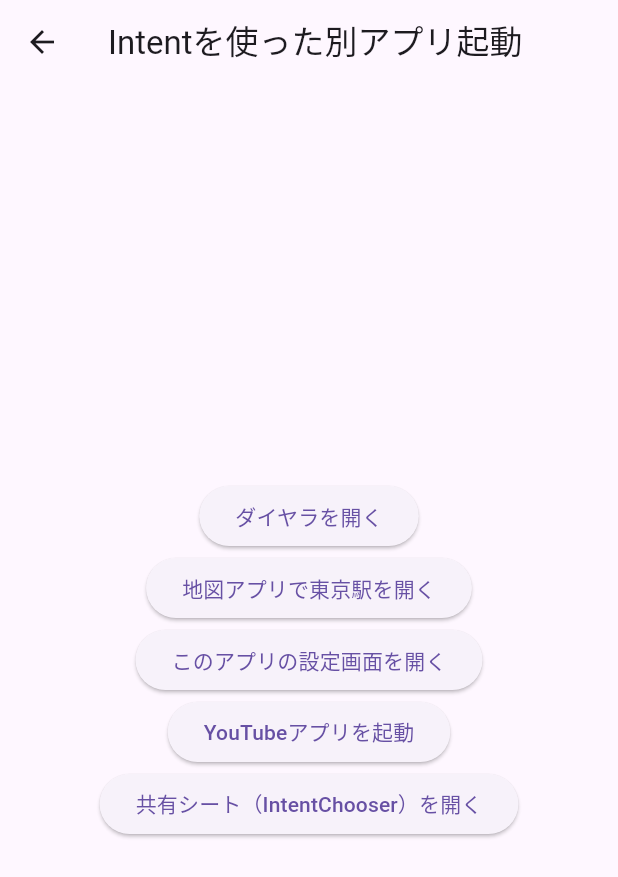
After one commit to sakata-yu/flutter_catalog_app, a Flutter app: the IntentPage screen opened by its route, after a tap on "地図アプリで東京駅を開く", on a phone screen of 412 x 824 dp. The commit adds this screen. Shown: the top 877 px of the screen. Run offline on Flutter 3.47's test engine with Material 3 defaults, Android fonts, the light colour scheme and no system bars; our stand-ins replace auto_route, camera, dio, flutter_hooks, flutter_map, flutter_svg and 9 more; missing offline and left inert: android_intent_plus; generated files the repository leaves out were written again.

Commit message:
201.インテントを使った別アプリの起動の実装

```diff
--- a/lib/core/config/catalog_items.dart
+++ b/lib/core/config/catalog_items.dart
@@ -72,9 +72,9 @@ class CatalogItems {
 
   static const List<CatalogItem> android = <CatalogItem>[
     CatalogItem(
-      title: '#201 インテントの起動',
+      title: '#201 インテントを使った別アプリの起動',
       detail: '他アプリとの連携',
-      route: CountRoute(),
+      route: IntentRoute(),
     ),
     CatalogItem(
       title: '#202 バックキー検出',
--- a/lib/core/router/app_router.dart
+++ b/lib/core/router/app_router.dart
@@ -23,6 +23,7 @@ import '../../features/catalog008/view/transition_my_page.dart';
 import '../../features/catalog008/view/transition_drawer_page.dart';
 import '../../features/catalog101/tutorial_page.dart';
 import '../../features/catalog102/responsive_page.dart';
+import '../../features/catalog201/intent_page.dart';
 
 part 'app_router.gr.dart'; // 自動生成ファイル
 
@@ -42,6 +43,7 @@ class AppRouter extends RootStackRouter {
         AutoRoute(page: TransitionRoute.page),
         AutoRoute(page: TutorialRoute.page),
         AutoRoute(page: ResponsiveRoute.page),
+        AutoRoute(page: IntentRoute.page),
 
         /// #008 画面遷移画面用
         AutoRoute(page: TransitionSimpleRoute.page),
--- /dev/null
+++ b/lib/features/catalog201/intent_page.dart
@@ -0,0 +1,109 @@
+import 'dart:io';
+
+import 'package:android_intent_plus/android_intent.dart';
+import 'package:android_intent_plus/flag.dart';
+import 'package:flutter/material.dart';
+import 'package:auto_route/auto_route.dart';
+import 'package:hooks_riverpod/hooks_riverpod.dart';
+
+@RoutePage()
+class IntentPage extends HookConsumerWidget {
+  const IntentPage({super.key});
+
+  void openDialer(String phone) {
+    runIfAndroid(() async {
+      final AndroidIntent intent = AndroidIntent(
+          action: 'android.intent.action.DIAL', data: 'tel:$phone');
+      await intent.launch();
+    });
+  }
+
+  void openMap(double lat, double lng, {String? label}) {
+    runIfAndroid(() async {
+      final String geo = label == null
+          ? 'geo:$lat,$lng'
+          : 'geo:$lat,$lng?q=${Uri.encodeComponent(label)}($lat,$lng)';
+      final AndroidIntent intent = AndroidIntent(
+        action: 'android.intent.action.VIEW',
+        data: geo,
+      );
+      await intent.launch();
+    });
+  }
+
+  void openAppSettings() {
+    runIfAndroid(() async {
+      const AndroidIntent intent = AndroidIntent(
+        action: 'android.settings.APPLICATION_DETAILS_SETTINGS',
+        data: 'package:com.example.catalog_app_flutter',
+        flags: <int>[Flag.FLAG_ACTIVITY_NEW_TASK],
+      );
+      await intent.launch();
+    });
+  }
+
+  void launchPackage(String packageName) {
+    runIfAndroid(() async {
+      final AndroidIntent intent = AndroidIntent(
+        action: 'android.intent.action.MAIN',
+        package: packageName,
+        category: 'android.intent.category.LAUNCHER',
+        flags: <int>[
+          Flag.FLAG_ACTIVITY_NEW_TASK,
+        ],
+      );
+      await intent.launch();
+    });
+  }
+
+  void shareText(String text) {
+    runIfAndroid(() async {
+      final AndroidIntent intent = AndroidIntent(
+        action: 'android.intent.action.SEND',
+        arguments: {'android.intent.extra.TEXT': text},
+        type: 'text/plain',
+      );
+      await intent.launch();
+    });
+  }
+
+  void runIfAndroid(void Function() action) {
+    if (Platform.isAndroid) {
+      action();
+    }
+  }
+
+  @override
+  Widget build(BuildContext context, WidgetRef ref) {
+    return Scaffold(
+      appBar: AppBar(title: const Text('Intentを使った別アプリ起動')),
+      body: Center(
+        child: Column(
+          mainAxisAlignment: MainAxisAlignment.center,
+          children: <Widget>[
+            ElevatedButton(
+              onPressed: () => openDialer('0120345678'),
+              child: const Text('ダイヤラを開く'),
+            ),
+            ElevatedButton(
+              onPressed: () => openMap(35.681236, 139.767125, label: '東京駅'),
+              child: const Text('地図アプリで東京駅を開く'),
+            ),
+            ElevatedButton(
+              onPressed: openAppSettings,
+              child: const Text('このアプリの設定画面を開く'),
+            ),
+            ElevatedButton(
+              onPressed: () => launchPackage('com.google.android.youtube'),
+              child: const Text('YouTubeアプリを起動'),
+            ),
+            ElevatedButton(
+              onPressed: () => shareText('これは共有のテキストです'),
+              child: const Text('共有シート（IntentChooser）を開く'),
+            ),
+          ],
+        ),
+      )
+    );
+  }
+}
```
Also changed, not shown: 2 other files.
